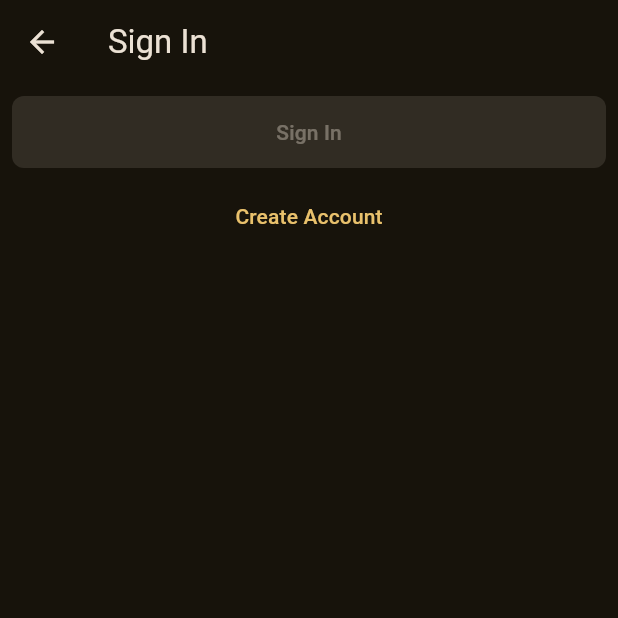
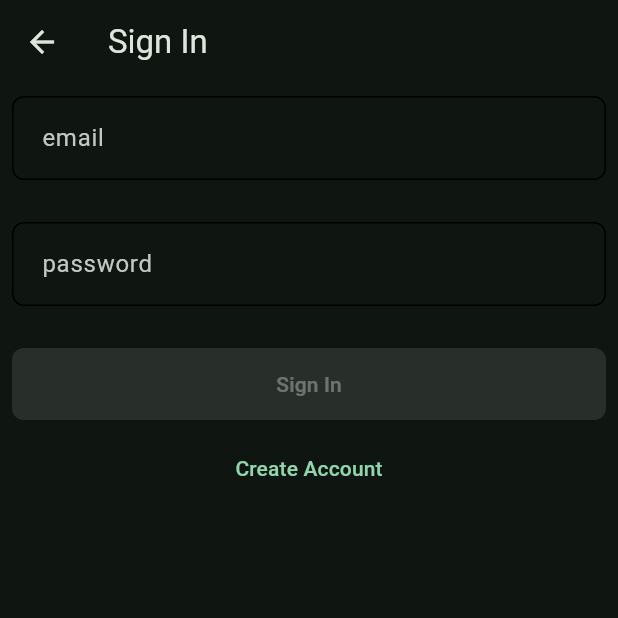
Before and after one commit to swdev77/ShopmanagerApps, a Flutter app: the SignInPage screen opened directly, on a phone screen of 412 x 824 dp, the top half of it. Run offline on Flutter 3.47's test engine with Material 3 defaults, Android fonts, the phone set to English and light mode, and no system bars; our stand-ins replace dartz, dio, equatable, firebase_auth, firebase_core, flutter_bloc and 6 more; missing offline and left inert: flow_builder, http_mock_adapter; accounts and stored records are empty; generated files the repository leaves out were written again.

Commit message:
auth sign in and refactored

```diff
--- a/shopmanager_mobile_app/lib/core/theme/app_theme.dart
+++ b/shopmanager_mobile_app/lib/core/theme/app_theme.dart
@@ -1,6 +1,7 @@
 import 'package:flutter/material.dart';
 
 class AppTheme {
+  static const Color color = Colors.greenAccent;
   static OutlineInputBorder _border() => OutlineInputBorder(
         // borderSide: const BorderSide(
         //   width: 2,
@@ -9,7 +10,7 @@ class AppTheme {
       );
   static final lightThemeData = ThemeData(
     useMaterial3: true,
-    colorSchemeSeed: Colors.amber,
+    colorSchemeSeed: color,
     brightness: Brightness.light,
     inputDecorationTheme: InputDecorationTheme(
       contentPadding: const EdgeInsets.all(16),
@@ -20,7 +21,7 @@ class AppTheme {
 
   static final darkThemeData = ThemeData(
     useMaterial3: true,
-    colorSchemeSeed: Colors.amber,
+    colorSchemeSeed: color,
     brightness: Brightness.dark,
     inputDecorationTheme: InputDecorationTheme(
       contentPadding: const EdgeInsets.all(16),
--- a/shopmanager_mobile_app/lib/features/auth/firebase/authentication_repository.dart
+++ b/shopmanager_mobile_app/lib/features/auth/firebase/authentication_repository.dart
@@ -26,8 +26,10 @@ class AuthenticationRepository {
 
   Stream<UserModel> get user {
     return _firebaseAuth.authStateChanges().map((firebaseUser) {
-      final userModel =
-          firebaseUser != null ? UserModel.empty : firebaseUser!.toUserModel;
+      if (firebaseUser == null) {
+        return UserModel.empty;
+      }
+      final userModel = firebaseUser.toUserModel;
       _cacheClient.write(key: userCacheKey, value: userModel);
       return userModel;
     });
--- a/shopmanager_mobile_app/lib/features/auth/presentation/sign_in/cubit/sign_in_cubit.dart
+++ b/shopmanager_mobile_app/lib/features/auth/presentation/sign_in/cubit/sign_in_cubit.dart
@@ -27,6 +27,7 @@ class SignInCubit extends Cubit<SignInState> {
         password: state.password.value,
       );
       emit(state.withSubmissionInSuccess());
+
     } on LogInWithEmailAndPasswordFailure catch (e) {
       emit(state.withSubmissionFailure(e.message));
     } catch (_) {
--- a/shopmanager_mobile_app/lib/features/auth/presentation/sign_in/views/sign_in_form.dart
+++ b/shopmanager_mobile_app/lib/features/auth/presentation/sign_in/views/sign_in_form.dart
@@ -3,12 +3,22 @@ import 'package:flutter_bloc/flutter_bloc.dart';
 import 'package:formz/formz.dart';
 import 'package:shopmanager_mobile_app/features/auth/presentation/sign_in/cubit/sign_in_cubit.dart';
 import 'package:shopmanager_mobile_app/features/auth/presentation/sign_up/views/sign_up_page.dart';
+import 'package:shopmanager_mobile_app/features/auth/presentation/validations/email.dart';
+import 'package:shopmanager_mobile_app/features/auth/presentation/validations/password.dart';
+import 'package:shopmanager_mobile_app/features/auth/presentation/widgets/email_input.dart';
+import 'package:shopmanager_mobile_app/features/auth/presentation/widgets/password_input.dart';
+import 'package:shopmanager_mobile_app/home_page.dart';
 
 class SignInForm extends StatelessWidget {
   const SignInForm({super.key});
 
   @override
   Widget build(BuildContext context) {
+    EmailValidationError? emailDisplayError =
+        context.select((SignInCubit cubit) => cubit.state.email.displayError);
+    PasswordValidationError? passwordDisplayError = context
+        .select((SignInCubit cubit) => cubit.state.password.displayError);
+
     return BlocListener<SignInCubit, SignInState>(
       listener: (context, state) {
         if (state.status.isFailure) {
@@ -20,11 +30,31 @@ class SignInForm extends StatelessWidget {
               ),
             );
         }
+        if (state.status.isSuccess) {
+          ScaffoldMessenger.of(context)
+            ..hideCurrentSnackBar()
+            ..showSnackBar(
+              const SnackBar(
+                content: Text('Authentication Success'),
+              ),
+            );
+        }
       },
-      child: Align(
-        alignment: const Alignment(0, -1 / 3),
+      child: Center(
         child: Column(
           children: [
+            EmailInput(
+              displayError: emailDisplayError,
+              onChanged: (value) =>
+                  context.read<SignInCubit>().emailChanged(value),
+            ),
+            const SizedBox(height: 8),
+            PasswordInput(
+              displayError: passwordDisplayError,
+              onChanged: (value) =>
+                  context.read<SignInCubit>().passwordChanged(value),
+            ),
+            const SizedBox(height: 8),
             _SignInButton(),
             const SizedBox(height: 8),
             _SignUpButton(),
@@ -59,7 +89,10 @@ class _SignInButton extends StatelessWidget {
           minimumSize: const Size.fromHeight(48),
         ),
         onPressed: isValid
-            ? () => context.read<SignInCubit>().signInWithCredentials()
+            ? () {
+                context.read<SignInCubit>().signInWithCredentials();
+                Navigator.of(context).pushReplacement(HomePage.route());
+              }
             : null,
         child: const Text('Sign In'));
   }
--- a/shopmanager_mobile_app/lib/features/auth/presentation/widgets/email_input.dart
+++ b/shopmanager_mobile_app/lib/features/auth/presentation/widgets/email_input.dart
@@ -1,19 +1,21 @@
 import 'package:flutter/material.dart';
-import 'package:flutter_bloc/flutter_bloc.dart';
-import 'package:shopmanager_mobile_app/features/auth/presentation/sign_up/cubit/sign_up_cubit.dart';
+import 'package:shopmanager_mobile_app/features/auth/presentation/validations/email.dart';
 
 class EmailInput extends StatelessWidget {
-  const EmailInput({super.key});
+  final EmailValidationError? displayError;
+  final Function(String value)? onChanged;
+
+  const EmailInput({super.key, this.displayError, this.onChanged});
 
   @override
   Widget build(BuildContext context) {
-    final displayError = context.select(
-      (SignUpCubit cubit) => cubit.state.password.displayError,
-    );
+    // final displayError = context.select(
+    //   (SignUpCubit cubit) => cubit.state.email.displayError,
+    // );
 
     return TextField(
       key: const Key('emailInput_textField '),
-      onChanged: (value) => context.read<SignUpCubit>().emailChanged(value),
+      onChanged: onChanged,
       keyboardType: TextInputType.emailAddress,
       decoration: InputDecoration(
         labelText: 'email',
--- a/shopmanager_mobile_app/lib/main.dart
+++ b/shopmanager_mobile_app/lib/main.dart
@@ -4,15 +4,19 @@ import 'package:flutter_bloc/flutter_bloc.dart';
 import 'package:shopmanager_mobile_app/app.dart';
 import 'package:shopmanager_mobile_app/app_bloc_observer.dart';
 import 'package:shopmanager_mobile_app/features/auth/firebase/authentication_repository.dart';
+import 'package:shopmanager_mobile_app/firebase_options.dart';
 import 'package:shopmanager_mobile_app/injection_container.dart';
 
 Future<void> main() async {
   WidgetsFlutterBinding.ensureInitialized();
   Bloc.observer = const AppBlocObserver();
 
-  await Firebase.initializeApp();
+  await Firebase.initializeApp(
+    options: DefaultFirebaseOptions.currentPlatform,
+  );
 
   final authenticationRepository = AuthenticationRepository();
+  await authenticationRepository.user.first;
 
   await initializeDependencies();
 
```
Also changed, not shown: shopmanager_mobile_app/lib/features/auth/presentation/sign_up/views/sign_up_form.dart (+18 -3 lines), shopmanager_mobile_app/lib/features/auth/presentation/widgets/password_input.dart (+14 -15 lines), shopmanager_mobile_app/lib/home_page.dart (+30 -3 lines).
